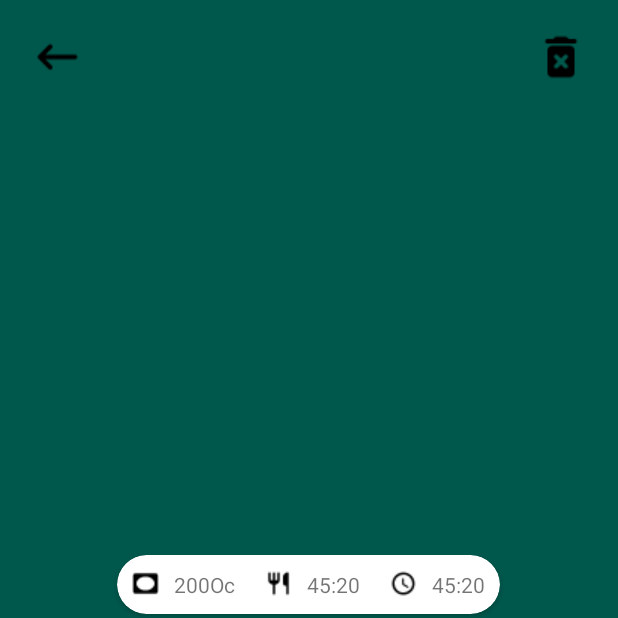
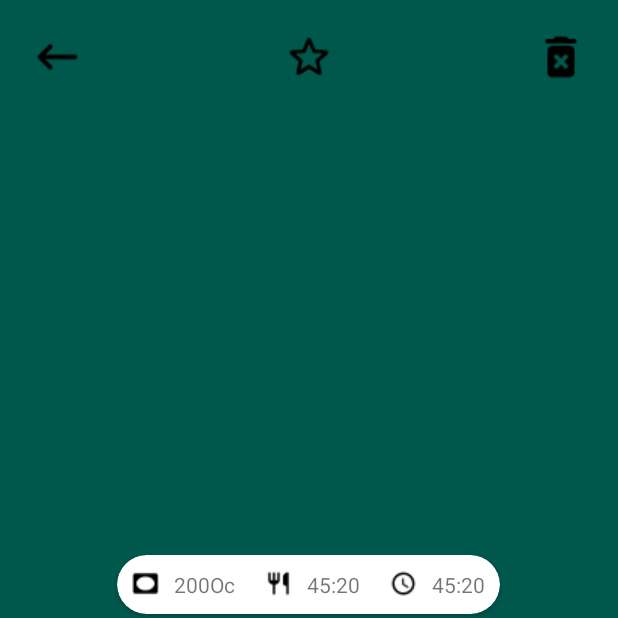
Before and after one commit to OskarSammalisto/RecipeExJobb, an Android app: the fragment DisplayRecipeFragment placed in its activity, on a phone screen of 412 x 824 dp, the top half of it. Run offline under Robolectric (Android 15) with nearby library versions, the phone set to English and light mode, and no system bars; our stand-ins replace Firebase (no records; nobody signed in at launch, a user with empty details on screens opened directly); 9 statements that could not run were skipped.

Commit message:
Can now add and remove recipes from weeks menu.

```diff
--- a/app/src/main/java/com/example/recipeexjobb/DisplayRecipeFragment.java
+++ b/app/src/main/java/com/example/recipeexjobb/DisplayRecipeFragment.java
@@ -18,6 +18,7 @@ import androidx.recyclerview.widget.RecyclerView;
 public class DisplayRecipeFragment extends Fragment {
 
     Recipe recipe;
+    ImageButton starButton;
 
     @Override
     public void onCreate(@Nullable Bundle savedInstanceState) {
@@ -42,6 +43,21 @@ public class DisplayRecipeFragment extends Fragment {
                 closeFragment();
             }
         });
+
+        starButton = view.findViewById(R.id.addToWeekMenu);
+        toggleStar();
+
+        starButton.setOnClickListener(new View.OnClickListener() {
+            @Override
+            public void onClick(View v) {
+                recipe.setOnWeeksMenu(!recipe.isOnWeeksMenu());
+                toggleStar();
+            }
+        });
+
+
+
+
 
         //delete recipe
         ImageButton deleteButton = view.findViewById(R.id.deleteRecipe);
@@ -106,6 +122,15 @@ public class DisplayRecipeFragment extends Fragment {
         getFragmentManager().beginTransaction().remove(DisplayRecipeFragment.this).commit();
     }
 
+    private void toggleStar(){
+        if(recipe.isOnWeeksMenu()){
+            starButton.setImageResource(R.drawable.round_star_black_18dp);
+        }
+        else {
+            starButton.setImageResource(R.drawable.round_star_border_black_18dp);
+        }
+    }
+
 
 
 
--- a/app/src/main/res/layout/fragment_display_recipe.xml
+++ b/app/src/main/res/layout/fragment_display_recipe.xml
@@ -19,6 +19,17 @@
             android:layout_alignParentStart="true"
             android:layout_marginTop="20dp"
             android:layout_marginStart="20dp" />
+
+        <ImageButton
+            android:id="@+id/addToWeekMenu"
+            android:layout_width="wrap_content"
+            android:layout_height="wrap_content"
+            android:src="@drawable/round_star_border_black_18dp"
+            android:background="@null"
+            android:layout_centerHorizontal="true"
+            android:layout_marginTop="20dp">
+
+        </ImageButton>
 
         <ImageButton
             android:id="@+id/deleteRecipe"
```
Also changed, not shown: app/src/main/res/drawable-v24/round_star_black_18dp.png (added), app/src/main/res/drawable-v24/round_star_border_black_18dp.png (added).
